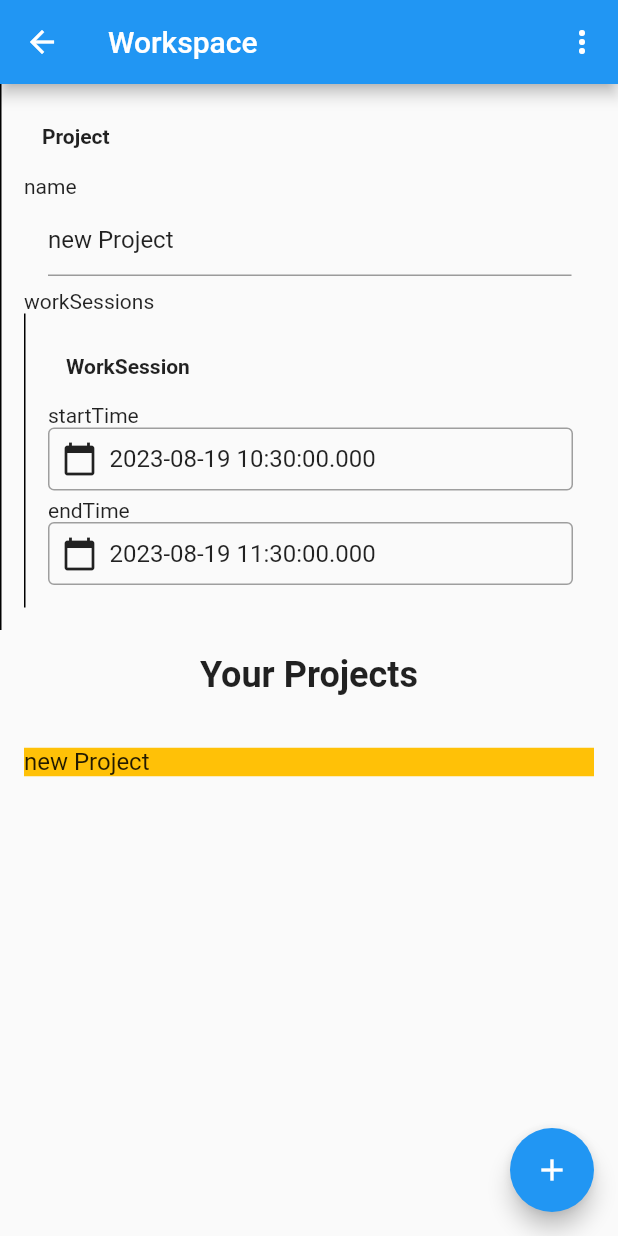
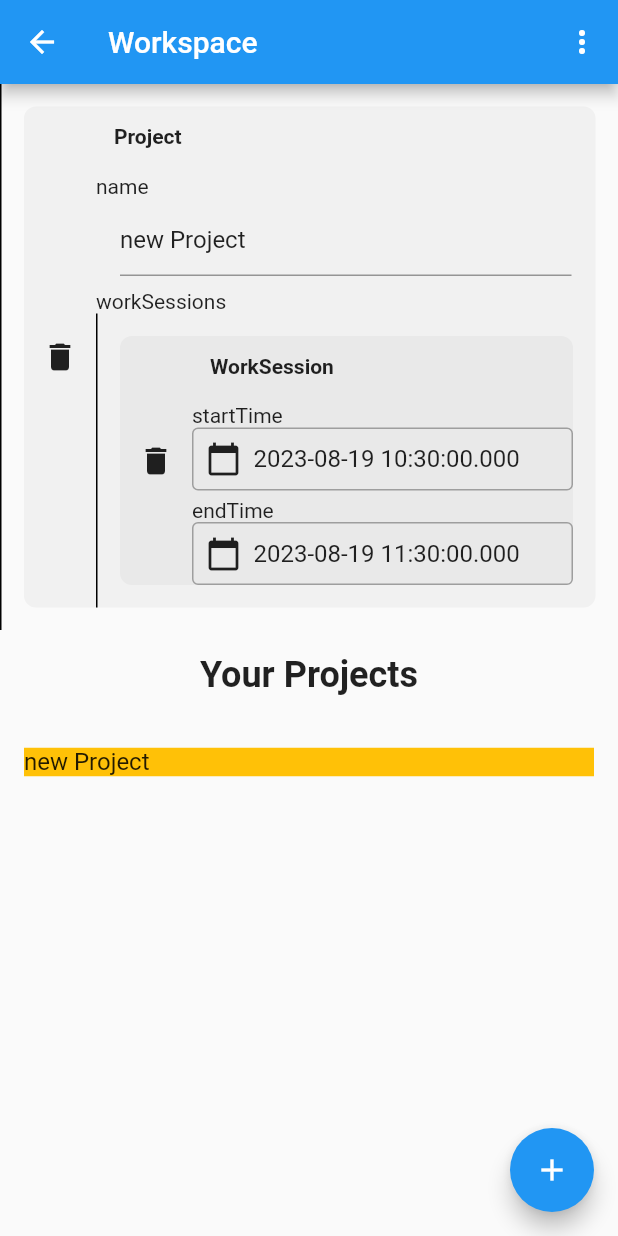
Before and after one commit to julianjandeleit/worktime-app, a Flutter app: the screen it shows after launch, after a tap on the "add" icon, on a phone screen of 412 x 824 dp. Run offline on Flutter 3.47's test engine with Material 2 defaults, Android fonts, the phone set to English and light mode, and no system bars; our stand-ins replace cloud_firestore, firebase_auth, firebase_core, firebase_storage, google_sign_in; accounts and stored records are empty.

Commit message:
Removeable Items

```diff
--- a/lib/recipes/listrecipe.dart
+++ b/lib/recipes/listrecipe.dart
@@ -15,13 +15,32 @@ class ListRecipe<T extends Recipeable> extends StatelessWidget {
       child: ListView.separated(
         shrinkWrap: true,
         itemCount: itemList.length,
-          itemBuilder: (context, index) => itemList[index].buildRecipe(
+        itemBuilder: (context, index) => Container(
+          decoration: BoxDecoration(
+            color: Colors.grey.withOpacity(0.1), // Subtle background color
+            borderRadius: BorderRadius.circular(8),
+          ),
+          child: Row(
+            children: [
+              IconButton(
+                icon: Icon(Icons.delete),
+                onPressed: () {
+                  final copiedList = [...itemList];
+                  copiedList.removeAt(index);
+                  onChanged(copiedList);
+                },
+              ),
+              Expanded(
+                child: itemList[index].buildRecipe(
                   onChanged: (p0) {
                     final copiedList = [...itemList];
                     copiedList[index] = p0 as T;
-
                     onChanged(copiedList);
                   },
+                ),
+              ),
+            ],
+          ),
         ),
         separatorBuilder: (BuildContext context, int index) => Container(
           margin: const EdgeInsets.all(15),
@@ -30,7 +49,8 @@ class ListRecipe<T extends Recipeable> extends StatelessWidget {
             endIndent: 15,
             thickness: 3,
           ),
-              )),
+        ),
+      ),
     );
   }
 }
```
Lines whose indentation alone changed are shown as unchanged.
